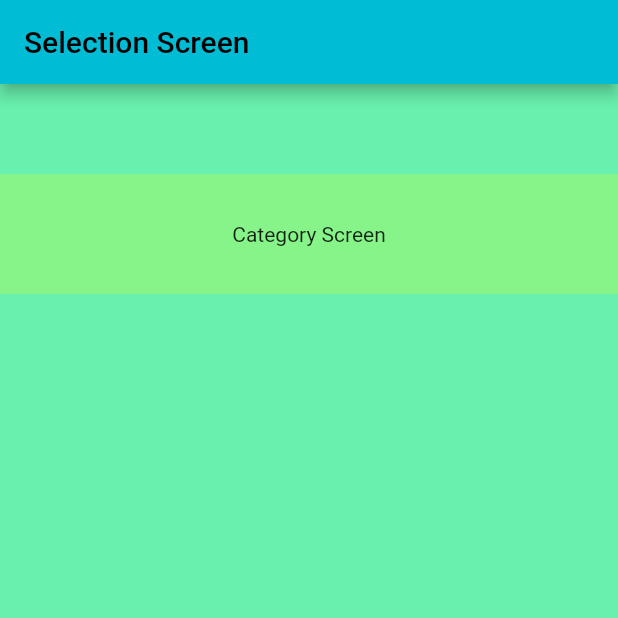
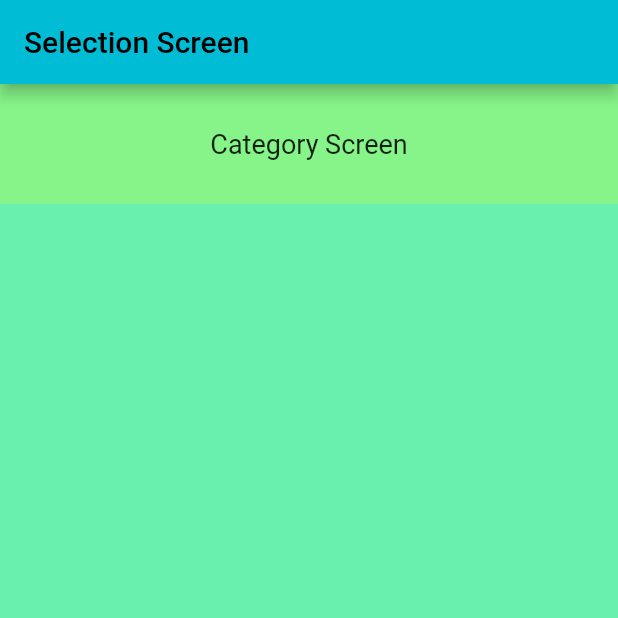
Before and after one commit to arunkumarchauhan/flutter_training_neosoft, a Flutter app: the screen it shows after launch, on a phone screen of 412 x 824 dp, the top half of it. Run offline on Flutter 3.47's test engine with Material 2 defaults, Android fonts, the phone set to English and light mode, and no system bars.

Commit message:
update Selectiom screen

```diff
--- a/lib/screens/selection_screen.dart
+++ b/lib/screens/selection_screen.dart
@@ -14,9 +14,6 @@ class SelectionScreen extends StatelessWidget {
         body: SingleChildScrollView(
           child: Column(
             children: [
-              const SizedBox(
-                height: 60,
-              ),
               GestureDetector(
                 onTap: () {
                   Navigator.pushNamed(context, Category.url);
@@ -29,7 +26,10 @@ class SelectionScreen extends StatelessWidget {
                         width: double.infinity,
                         height: 80,
                         alignment: Alignment.center,
-                        child: const Text("Category Screen")),
+                        child: const Text(
+                          "Category Screen",
+                          style: TextStyle(fontSize: 18),
+                        )),
                   ),
                 ),
               )
```
